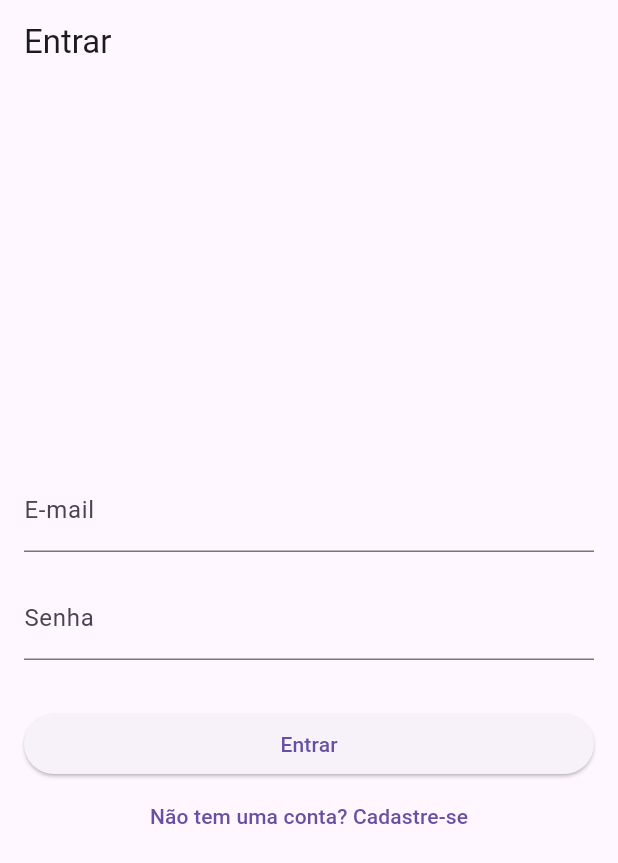
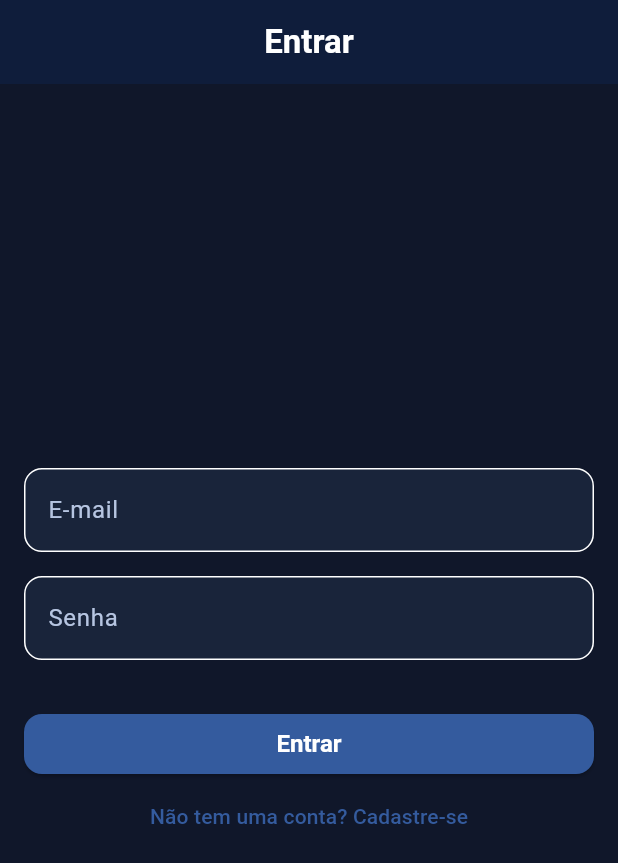
Before and after one commit to ccaio-oliveira/challenge-app-front, a Flutter app: the screen it shows after launch, on a phone screen of 412 x 824 dp. Shown: the top 863 px of the screen. Run offline on Flutter 3.47's test engine with Material 3 defaults, Android fonts, the phone set to English and light mode, and no system bars; our stand-ins replace shared_preferences.

Commit message:
feat: change default theme

```diff
--- a/lib/main.dart
+++ b/lib/main.dart
@@ -1,4 +1,5 @@
 import 'package:challenge_app_flutter/screens/login_screen.dart';
+import 'package:challenge_app_flutter/theme/theme_data.dart';
 import 'package:flutter/material.dart';
 
 void main() {
@@ -13,7 +14,7 @@ class MyApp extends StatelessWidget {
   Widget build(BuildContext context) {
     return MaterialApp(
       title: 'Challenge App',
-      theme: ThemeData(primarySwatch: Colors.blue),
+      theme: appDarkBlueTheme,
       home: const LoginScreen(),
       debugShowCheckedModeBanner: false,
     );
--- /dev/null
+++ b/lib/theme/theme_data.dart
@@ -0,0 +1,56 @@
+import 'package:challenge_app_flutter/theme/app_colors.dart';
+import 'package:flutter/material.dart';
+
+final ThemeData appDarkBlueTheme = ThemeData(
+  brightness: Brightness.dark,
+  colorScheme: ColorScheme.dark(
+    primary: AppColors.accent,
+    secondary: AppColors.highlight,
+    background: AppColors.background,
+    surface: AppColors.card,
+    onPrimary: Colors.white,
+    onSecondary: Colors.white,
+    onBackground: AppColors.textPrimary,
+    onSurface: AppColors.textPrimary,
+  ),
+  scaffoldBackgroundColor: AppColors.background,
+  cardColor: AppColors.card,
+  appBarTheme: AppBarTheme(
+    backgroundColor: AppColors.primary,
+    foregroundColor: Colors.white,
+    elevation: 1,
+    centerTitle: true,
+    titleTextStyle: TextStyle(
+      fontWeight: FontWeight.bold,
+      fontSize: 22,
+      color: Colors.white,
+    ),
+  ),
+  elevatedButtonTheme: ElevatedButtonThemeData(
+    style: ElevatedButton.styleFrom(
+      backgroundColor: AppColors.accent,
+      foregroundColor: Colors.white,
+      shape: RoundedRectangleBorder(borderRadius: BorderRadius.circular(12)),
+      textStyle: TextStyle(fontWeight: FontWeight.bold, fontSize: 16),
+    ),
+  ),
+  inputDecorationTheme: InputDecorationTheme(
+    filled: true,
+    fillColor: AppColors.card,
+    border: OutlineInputBorder(borderRadius: BorderRadius.circular(12)),
+    labelStyle: TextStyle(color: AppColors.textSecondary),
+    hintStyle: TextStyle(color: AppColors.textSecondary.withOpacity(0.7)),
+  ),
+  iconTheme: IconThemeData(color: AppColors.highlight),
+  floatingActionButtonTheme: FloatingActionButtonThemeData(
+    backgroundColor: AppColors.highlight,
+    foregroundColor: Colors.white,
+    elevation: 2,
+  ),
+  textTheme: TextTheme(
+    bodyLarge: TextStyle(color: AppColors.textPrimary, fontSize: 16),
+    bodyMedium: TextStyle(color: AppColors.textSecondary, fontSize: 14),
+    headlineSmall: TextStyle(color: Colors.white, fontWeight: FontWeight.bold),
+    labelLarge: TextStyle(color: Colors.white),
+  ),
+);
```
Also changed, not shown: lib/theme/app_colors.dart (added, +18 -0 lines).
